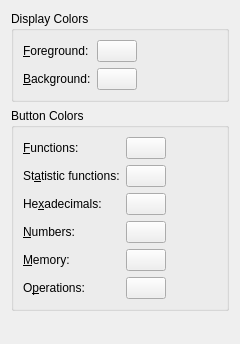
KDE/kcalc, file colors.ui: the form before one commit.
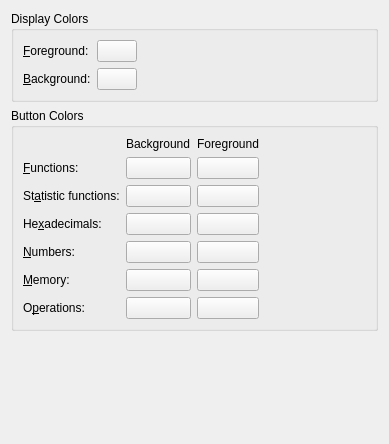
The form after the commit. Custom widgets are drawn as their Qt base class.

Commit message:
Allow changing the foreground/text color of buttons
FIXED-IN: 19.08.0

Diff of the .ui file:
```diff
--- a/colors.ui
+++ b/colors.ui
@@ -1,12 +1,12 @@
 <ui version="4.0" >
  <class>Colors</class>
- <widget class="QWidget" name="Colors" >
-  <property name="geometry" >
+ <widget class="QWidget" name="Colors">
+  <property name="geometry">
    <rect>
     <x>0</x>
     <y>0</y>
-    <width>240</width>
-    <height>344</height>
+    <width>389</width>
+    <height>444</height>
    </rect>
   </property>
   <layout class="QVBoxLayout" >
@@ -97,10 +97,30 @@
      </property>
      <layout class="QHBoxLayout" >
       <item>
-       <layout class="QGridLayout" >
-        <item row="0" column="0" >
-         <widget class="QLabel" name="textLabel3" >
-          <property name="text" >
+       <layout class="QGridLayout">
+        <item row="0" column="1">
+         <widget class="QLabel" name="textLabel6">
+          <property name="text">
+           <string>Background</string>
+          </property>
+          <property name="wordWrap">
+           <bool>false</bool>
+          </property>
+         </widget>
+        </item>
+        <item row="0" column="2">
+         <widget class="QLabel" name="textLabel3">
+          <property name="text">
+           <string>Foreground</string>
+          </property>
+          <property name="wordWrap">
+           <bool>false</bool>
+          </property>
+         </widget>
+        </item>
+        <item row="1" column="0">
+         <widget class="QLabel" name="textLabel5">
+          <property name="text">
            <string>&amp;Functions:</string>
           </property>
           <property name="wordWrap" >
@@ -111,16 +131,23 @@
           </property>
          </widget>
         </item>
-        <item row="0" column="1" >
-         <widget class="KColorButton" name="kcfg_FunctionButtonsColor" >
-          <property name="text" >
+        <item row="1" column="1">
+         <widget class="KColorButton" name="kcfg_FunctionButtonsColor">
+          <property name="text">
            <string/>
           </property>
          </widget>
         </item>
-        <item row="1" column="0" >
-         <widget class="QLabel" name="textLabel4" >
-          <property name="text" >
+        <item row="1" column="2">
+         <widget class="KColorButton" name="kcfg_FunctionFontsColor">
+          <property name="text">
+           <string/>
+          </property>
+         </widget>
+        </item>
+        <item row="2" column="0">
+         <widget class="QLabel" name="textLabel4">
+          <property name="text">
            <string>St&amp;atistic functions:</string>
           </property>
           <property name="wordWrap" >
@@ -131,19 +158,26 @@
           </property>
          </widget>
         </item>
-        <item row="1" column="1" >
-         <widget class="KColorButton" name="kcfg_StatButtonsColor" >
-          <property name="text" >
+        <item row="2" column="1">
+         <widget class="KColorButton" name="kcfg_StatButtonsColor">
+          <property name="text">
            <string/>
           </property>
          </widget>
         </item>
-        <item row="2" column="0" >
-         <widget class="QLabel" name="textLabel5" >
-          <property name="text" >
+        <item row="2" column="2">
+         <widget class="KColorButton" name="kcfg_StatFontsColor">
+          <property name="text">
+           <string/>
+          </property>
+         </widget>
+        </item>
+        <item row="3" column="0">
+         <widget class="QLabel" name="textLabel9">
+          <property name="text">
            <string>He&amp;xadecimals:</string>
           </property>
-          <property name="wordWrap" >
+          <property name="wordWrap">
            <bool>false</bool>
           </property>
           <property name="buddy" >
@@ -151,19 +185,26 @@
           </property>
          </widget>
         </item>
-        <item row="2" column="1" >
-         <widget class="KColorButton" name="kcfg_HexButtonsColor" >
-          <property name="text" >
+        <item row="3" column="1">
+         <widget class="KColorButton" name="kcfg_HexButtonsColor">
+          <property name="text">
            <string/>
           </property>
          </widget>
         </item>
-        <item row="3" column="0" >
-         <widget class="QLabel" name="textLabel6" >
-          <property name="text" >
+        <item row="3" column="2">
+         <widget class="KColorButton" name="kcfg_HexFontsColor">
+          <property name="text">
+           <string/>
+          </property>
+         </widget>
+        </item>
+        <item row="4" column="0">
+         <widget class="QLabel" name="textLabel11">
+          <property name="text">
            <string>&amp;Numbers:</string>
           </property>
-          <property name="wordWrap" >
+          <property name="wordWrap">
            <bool>false</bool>
           </property>
           <property name="buddy" >
@@ -171,19 +212,26 @@
           </property>
          </widget>
         </item>
-        <item row="3" column="1" >
-         <widget class="KColorButton" name="kcfg_NumberButtonsColor" >
-          <property name="text" >
+        <item row="4" column="1">
+         <widget class="KColorButton" name="kcfg_NumberButtonsColor">
+          <property name="text">
            <string/>
           </property>
          </widget>
         </item>
-        <item row="4" column="0" >
-         <widget class="QLabel" name="textLabel7" >
-          <property name="text" >
+        <item row="4" column="2">
+         <widget class="KColorButton" name="kcfg_NumberFontsColor">
+          <property name="text">
+           <string/>
+          </property>
+         </widget>
+        </item>
+        <item row="5" column="0">
+         <widget class="QLabel" name="textLabel10">
+          <property name="text">
            <string>&amp;Memory:</string>
           </property>
-          <property name="wordWrap" >
+          <property name="wordWrap">
            <bool>false</bool>
           </property>
           <property name="buddy" >
@@ -191,19 +239,26 @@
           </property>
          </widget>
         </item>
-        <item row="4" column="1" >
-         <widget class="KColorButton" name="kcfg_MemoryButtonsColor" >
-          <property name="text" >
+        <item row="5" column="1">
+         <widget class="KColorButton" name="kcfg_MemoryButtonsColor">
+          <property name="text">
            <string/>
           </property>
          </widget>
         </item>
-        <item row="5" column="0" >
-         <widget class="QLabel" name="textLabel8" >
-          <property name="text" >
+        <item row="5" column="2">
+         <widget class="KColorButton" name="kcfg_MemoryFontsColor">
+          <property name="text">
+           <string/>
+          </property>
+         </widget>
+        </item>
+        <item row="6" column="0">
+         <widget class="QLabel" name="textLabel12">
+          <property name="text">
            <string>O&amp;perations:</string>
           </property>
-          <property name="wordWrap" >
+          <property name="wordWrap">
            <bool>false</bool>
           </property>
           <property name="buddy" >
@@ -211,9 +266,16 @@
           </property>
          </widget>
         </item>
-        <item row="5" column="1" >
-         <widget class="KColorButton" name="kcfg_OperationButtonsColor" >
-          <property name="text" >
+        <item row="6" column="1">
+         <widget class="KColorButton" name="kcfg_OperationButtonsColor">
+          <property name="text">
+           <string/>
+          </property>
+         </widget>
+        </item>
+        <item row="6" column="2">
+         <widget class="KColorButton" name="kcfg_OperationFontsColor">
+          <property name="text">
            <string/>
           </property>
          </widget>
```
Left out of the diff: 93 changed lines with no effect on the pictures. The commit also changes 4 other files.
